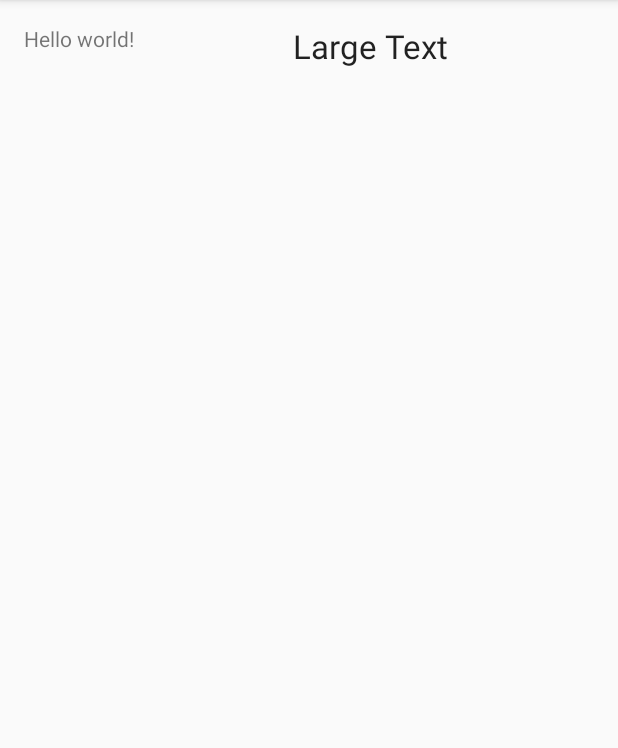
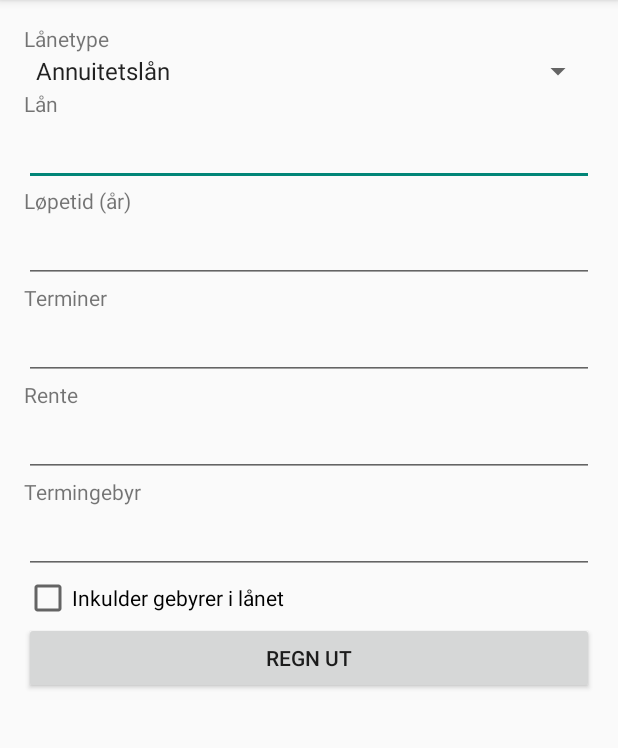
Before and after one commit to HiT-SyntaxError/Laanekalkulator, an Android app: the screen it shows after launch (MainActivity), on a phone screen of 412 x 824 dp, the part 84-832 px from its top. Run offline under Robolectric (Android 15) with nearby library versions, the phone set to English and light mode, and no system bars.

Commit message:
Legg til input elementer for Laanekalkulator

```diff
--- a/app/src/main/java/no/hit/laanekalkulator/MainActivity.java
+++ b/app/src/main/java/no/hit/laanekalkulator/MainActivity.java
@@ -4,6 +4,8 @@ import android.support.v7.app.ActionBarActivity;
 import android.os.Bundle;
 import android.view.Menu;
 import android.view.MenuItem;
+import android.widget.ArrayAdapter;
+import android.widget.Spinner;
 
 
 public class MainActivity extends ActionBarActivity {
@@ -12,6 +14,14 @@ public class MainActivity extends ActionBarActivity {
     protected void onCreate(Bundle savedInstanceState) {
         super.onCreate(savedInstanceState);
         setContentView(R.layout.activity_main);
+
+        Spinner spinner = (Spinner) findViewById(R.id.spinnerLaanetyper);
+        // Create an ArrayAdapter using the string array and a default spinner layout
+        ArrayAdapter<CharSequence> adapter = ArrayAdapter.createFromResource(this, R.array.laanetyper_array, android.R.layout.simple_spinner_item);
+        // Specify the layout to use when the list of choices appears
+        adapter.setDropDownViewResource(android.R.layout.simple_spinner_dropdown_item);
+        // Apply the adapter to the spinner
+        spinner.setAdapter(adapter);
     }
 
 
--- a/app/src/main/res/layout/activity_main.xml
+++ b/app/src/main/res/layout/activity_main.xml
@@ -1,53 +1,102 @@
-<RelativeLayout xmlns:android="http://schemas.android.com/apk/res/android"
-    xmlns:tools="http://schemas.android.com/tools" android:layout_width="match_parent"
-    android:layout_height="match_parent" android:paddingLeft="@dimen/activity_horizontal_margin"
+<LinearLayout xmlns:android="http://schemas.android.com/apk/res/android"
+    xmlns:tools="http://schemas.android.com/tools"
+    android:layout_width="match_parent"
+    android:layout_height="match_parent"
+    android:orientation="vertical"
+    android:paddingBottom="@dimen/activity_vertical_margin"
+    android:paddingLeft="@dimen/activity_horizontal_margin"
     android:paddingRight="@dimen/activity_horizontal_margin"
     android:paddingTop="@dimen/activity_vertical_margin"
-    android:paddingBottom="@dimen/activity_vertical_margin" tools:context=".MainActivity">
-
-    <TextView android:text="@string/hello_world" android:layout_width="wrap_content"
-        android:layout_height="wrap_content"
-        android:id="@+id/textView" />
-
-    <LinearLayout
-        android:orientation="vertical"
-        android:layout_width="fill_parent"
-        android:layout_height="fill_parent"
-        android:layout_alignParentBottom="true"
-        android:layout_alignParentRight="true"
-        android:layout_alignParentEnd="true"
-        android:layout_marginBottom="90dp"
-        android:id="@+id/linearLayout"></LinearLayout>
-
-    <LinearLayout
-        android:orientation="vertical"
-        android:layout_width="fill_parent"
-        android:layout_height="fill_parent"
-        android:layout_alignParentBottom="true"
-        android:layout_alignRight="@+id/textView"
-        android:layout_alignEnd="@+id/textView"
-        android:layout_marginBottom="56dp"></LinearLayout>
+    tools:context=".MainActivity">
 
     <TextView
-        android:layout_width="wrap_content"
+        android:id="@+id/labelLaanetyper"
+        android:layout_width="match_parent"
         android:layout_height="wrap_content"
-        android:textAppearance="?android:attr/textAppearanceLarge"
-        android:text="Large Text"
-        android:id="@+id/textView2"
-        android:layout_alignParentTop="true"
-        android:layout_toRightOf="@+id/textView"
-        android:layout_toEndOf="@+id/textView"
-        android:layout_marginLeft="106dp"
-        android:layout_marginStart="106dp" />
+        android:text="Lånetype"></TextView>
+
+    <Spinner
+        android:id="@+id/spinnerLaanetyper"
+        android:layout_width="match_parent"
+        android:layout_height="wrap_content"
+        android:layout_below="@id/labelLaanetyper"></Spinner>
 
     <TextView
-        android:layout_width="wrap_content"
+        android:id="@+id/labelLaan"
+        android:layout_width="match_parent"
         android:layout_height="wrap_content"
-        android:textAppearance="?android:attr/textAppearanceLarge"
-        android:text="Large Text"
-        android:id="@+id/textView3"
-        android:layout_below="@+id/textView2"
-        android:layout_toRightOf="@+id/linearLayout"
-        android:layout_toEndOf="@+id/linearLayout" />
+        android:text="Lån"></TextView>
 
-</RelativeLayout>
+    <EditText
+        android:id="@+id/inputLaan"
+        android:layout_width="match_parent"
+        android:layout_height="wrap_content"
+        android:layout_below="@id/labelLaan"
+        android:inputType="number"></EditText>
+
+
+    <TextView
+        android:id="@+id/labelLoepetid"
+        android:layout_width="match_parent"
+        android:layout_height="wrap_content"
+        android:text="Løpetid (år)"></TextView>
+
+    <EditText
+        android:id="@+id/inputLoepetid"
+        android:layout_width="match_parent"
+        android:layout_height="wrap_content"
+        android:layout_below="@id/labelLoepetid"
+        android:inputType="number"></EditText>
+
+    <TextView
+        android:id="@+id/labelTerminer"
+        android:layout_width="match_parent"
+        android:layout_height="wrap_content"
+        android:text="Terminer"></TextView>
+
+    <EditText
+        android:id="@+id/inputTerminer"
+        android:layout_width="match_parent"
+        android:layout_height="wrap_content"
+        android:layout_below="@id/labelTerminer"
+        android:inputType="number"></EditText>
+
+    <TextView
+        android:id="@+id/labelRente"
+        android:layout_width="match_parent"
+        android:layout_height="wrap_content"
+        android:text="Rente"></TextView>
+
+    <EditText
+        android:id="@+id/inputRente"
+        android:layout_width="match_parent"
+        android:layout_height="wrap_content"
+        android:layout_below="@id/labelRente"
+        android:inputType="number"></EditText>
+
+    <TextView
+        android:id="@+id/labelTermingebyr"
+        android:layout_width="match_parent"
+        android:layout_height="wrap_content"
+        android:text="Termingebyr"></TextView>
+
+    <EditText
+        android:id="@+id/inputTermingebyr"
+        android:layout_width="match_parent"
+        android:layout_height="wrap_content"
+        android:layout_below="@id/labelTermingebyr"
+        android:inputType="number"></EditText>
+
+    <CheckBox
+        android:id="@+id/checkboxInkluderGebyrer"
+        android:layout_width="match_parent"
+        android:layout_height="wrap_content"
+        android:text="Inkulder gebyrer i lånet" />
+
+    <Button
+        android:id="@+id/buttonRegnUt"
+        android:layout_width="match_parent"
+        android:layout_height="wrap_content"
+        android:text="Regn ut" />
+
+</LinearLayout>
--- a/app/src/main/res/values/strings.xml
+++ b/app/src/main/res/values/strings.xml
@@ -3,4 +3,8 @@
 
     <string name="hello_world">Hello world!</string>
     <string name="action_settings">Settings</string>
+    <string-array name="laanetyper_array">
+        <item>Annuitetslån</item>
+        <item>Serielån</item>
+    </string-array>
 </resources>
```
